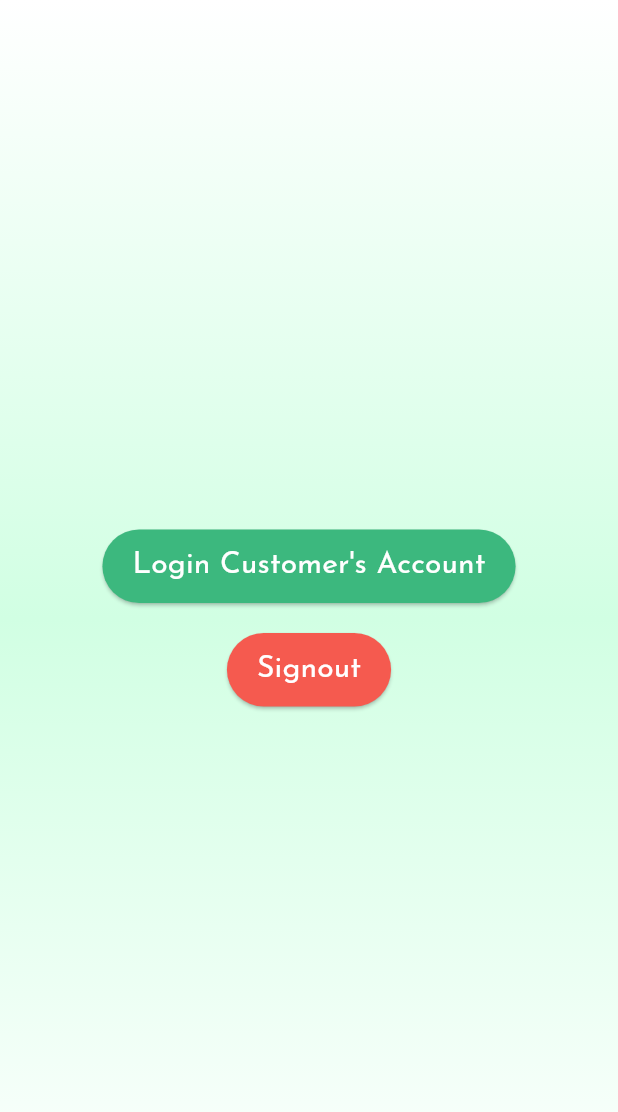
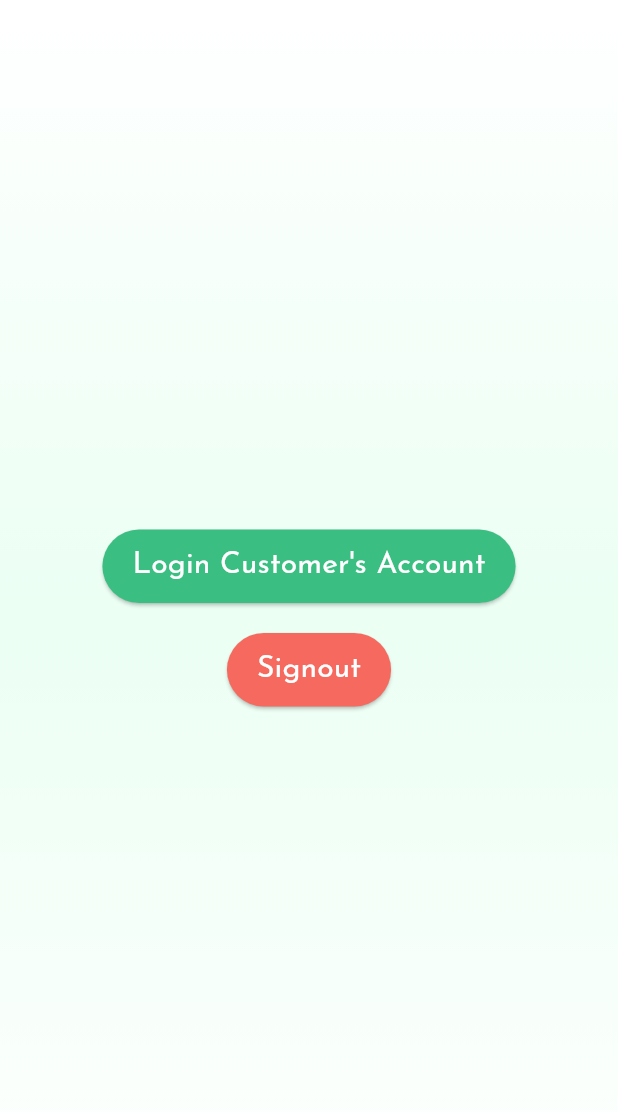
Before and after one commit to EmanDomingo/Rent-thesis, a Flutter app: the OwnerLogoutScreen widget shown alone on an empty page, opened directly, on a phone screen of 412 x 824 dp. Shown: the top 1112 px of the screen. Run offline on Flutter 3.47's test engine with Material 3 defaults, Android fonts, the phone set to English and light mode, and no system bars; our stand-ins replace cached_network_image, cloud_firestore, firebase_auth, firebase_core, firebase_storage, flutter_easyloading and 4 more; missing offline and left inert: country_state_city_picker, dialog_flowtter, firebase_ui_auth; accounts and stored records are empty; network calls fail; project files that could hold a hidden picture were left out.

Commit message:
Final 12/13/2023

```diff
--- a/lib/owner/views/auth/screens/chat_owner.dart
+++ b/lib/owner/views/auth/screens/chat_owner.dart
@@ -36,7 +36,7 @@ class _ChatMessageScreenState extends State<ChatOwnerScreen> {
           gradient: LinearGradient(
             begin: Alignment.topCenter,
             end: Alignment.bottomCenter,
-            colors: [Color.fromARGB(255, 255, 255, 255),Color.fromARGB(255, 209, 255, 227),], // Add your gradient colors here
+            colors: [Color.fromARGB(255, 255, 255, 255),Color.fromARGB(255, 235, 255, 243),], // Add your gradient colors here
           ),
         ),
         child: _buildUserList()),
--- a/lib/owner/views/auth/screens/earnings_screen.dart
+++ b/lib/owner/views/auth/screens/earnings_screen.dart
@@ -57,7 +57,7 @@ class EarningsScreen extends StatelessWidget {
           gradient: LinearGradient(
             begin: Alignment.topCenter,
             end: Alignment.bottomCenter,
-            colors: [Color.fromARGB(255, 255, 255, 255),Color.fromARGB(255, 189, 255, 214),Color.fromARGB(255, 255, 255, 255),], // Add your gradient colors here
+            colors: [Color.fromARGB(255, 255, 255, 255),Color.fromARGB(255, 211, 255, 228),Color.fromARGB(255, 255, 255, 255),], // Add your gradient colors here
           ),
         ),
               child: StreamBuilder<QuerySnapshot>(
--- a/lib/owner/views/auth/screens/owner_logout_screen.dart
+++ b/lib/owner/views/auth/screens/owner_logout_screen.dart
@@ -14,7 +14,7 @@ class OwnerLogoutScreen extends StatelessWidget{
           gradient: LinearGradient(
             begin: Alignment.topCenter,
             end: Alignment.bottomCenter,
-            colors: [Color.fromARGB(255, 255, 255, 255),Color.fromARGB(255, 209, 255, 227),Color.fromARGB(255, 255, 255, 255),], // Add your gradient colors here
+            colors: [Color.fromARGB(255, 255, 255, 255),Color.fromARGB(255, 235, 255, 243),Color.fromARGB(255, 255, 255, 255),], // Add your gradient colors here
           ),
         ),
       child: Center(
@@ -62,7 +62,7 @@ class OwnerLogoutScreen extends StatelessWidget{
                   color: Colors.white,
                 ),),
               style: ButtonStyle(
-                backgroundColor: MaterialStateProperty.all(Color.fromARGB(255, 60, 184, 126)),
+                backgroundColor: MaterialStateProperty.all(Color.fromARGB(255, 58, 190, 129)),
                 padding: MaterialStateProperty.all(EdgeInsets.symmetric(horizontal: 20, vertical: 10)),
               ),
             ),
@@ -77,7 +77,7 @@ class OwnerLogoutScreen extends StatelessWidget{
                   color: Colors.white,
                 ),),
               style: ButtonStyle(
-                backgroundColor: MaterialStateProperty.all(Color.fromARGB(255, 245, 90, 79)),
+                backgroundColor: MaterialStateProperty.all(Color.fromARGB(255, 245, 105, 94)),
                 padding: MaterialStateProperty.all(EdgeInsets.symmetric(horizontal:20, vertical: 10)),
               ),
             ),
--- a/lib/owner/views/auth/screens/owner_reservation_screen.dart
+++ b/lib/owner/views/auth/screens/owner_reservation_screen.dart
@@ -43,7 +43,7 @@ class OwnerReservationScreen extends StatelessWidget {
           gradient: LinearGradient(
             begin: Alignment.topCenter,
             end: Alignment.bottomCenter,
-            colors: [Color.fromARGB(255, 255, 255, 255),Color.fromARGB(255, 209, 255, 227),], // Add your gradient colors here
+            colors: [Color.fromARGB(255, 255, 255, 255),Color.fromARGB(255, 235, 255, 243),], // Add your gradient colors here
           ),
         ),
         child: StreamBuilder<QuerySnapshot>(
--- a/lib/splashscreen/splashscreen.dart
+++ b/lib/splashscreen/splashscreen.dart
@@ -1,5 +1,5 @@
 import 'package:flutter/material.dart';
-import 'package:rental_app/views/buyers/main_screen.dart';
+import 'package:rental_app/views/buyers/nav_screens/landing_first_screen.dart';
 
 class SplashScreen extends StatefulWidget {
   const SplashScreen({Key? key});
@@ -30,7 +30,7 @@ class _SplashScreenState extends State<SplashScreen>
     // Navigate to the next screen
     Navigator.pushReplacement(
       context,
-      MaterialPageRoute(builder: (context) => MainScreen()),
+      MaterialPageRoute(builder: (context) => LandingFirstScreen()),
     );
   }
 
```
